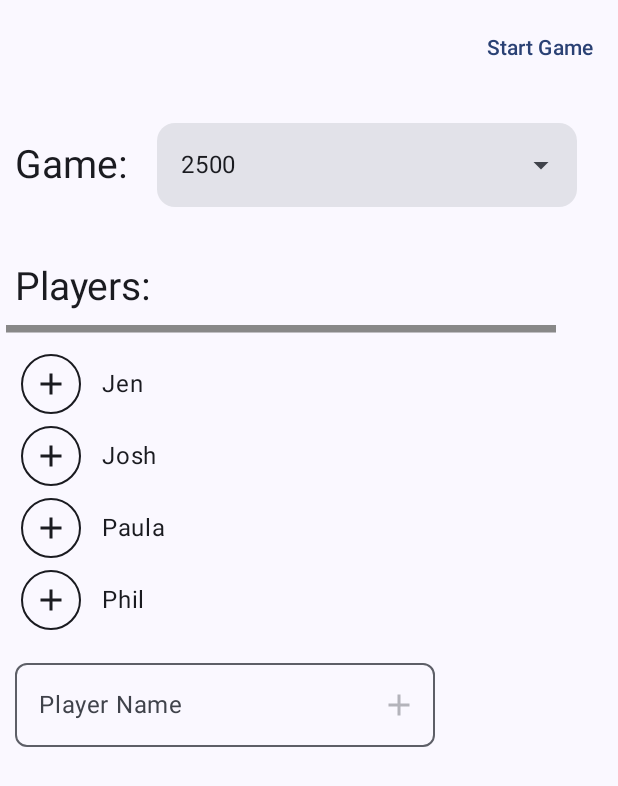
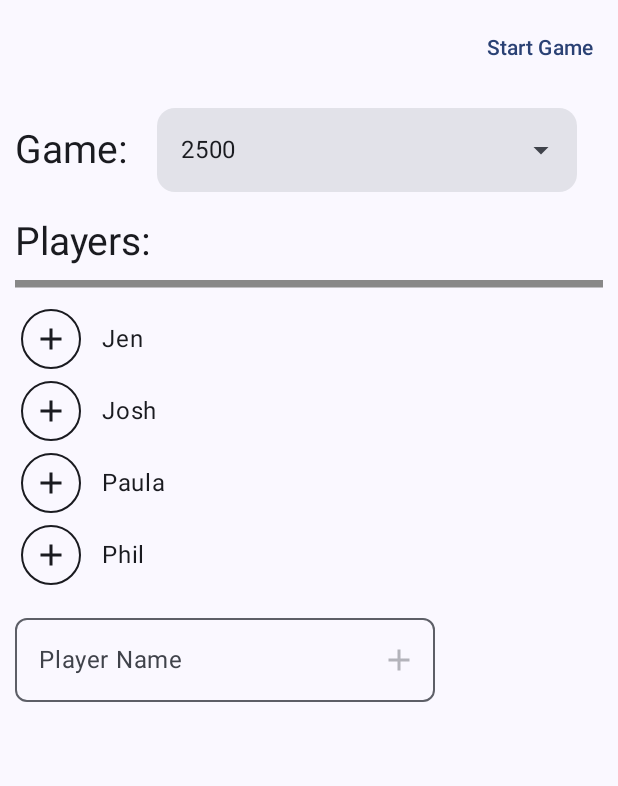
Before and after one commit to hawjo01/GameScore, an Android app built with Jetpack Compose: the screen it shows after launch (MainActivity), on a phone screen of 412 x 824 dp. Shown: the top 786 px of the screen. Run offline under Robolectric (Android 15) with nearby library versions, the phone set to English and light mode, and no system bars.

Commit message:
Minor layout updates (#30)

```diff
--- a/app/src/main/java/net/hawkins/gamescore/ui/GameSetup.kt
+++ b/app/src/main/java/net/hawkins/gamescore/ui/GameSetup.kt
@@ -60,7 +60,7 @@ fun GameSetup(gameViewModel: GameViewModel) {
     {
         Row(
             verticalAlignment = Alignment.CenterVertically,
-            modifier = Modifier.padding(10.dp)
+            modifier = Modifier.padding(start = 10.dp)
         ) {
             Text(
                 text = stringResource(R.string.game) + ":",
@@ -71,7 +71,7 @@ fun GameSetup(gameViewModel: GameViewModel) {
         }
 
         Row(
-            modifier = Modifier.padding(10.dp)
+            modifier = Modifier.padding(start = 10.dp)
         ) {
             Text(
                 text = stringResource(R.string.players) + ":",
@@ -105,13 +105,17 @@ fun GameSetup(gameViewModel: GameViewModel) {
                 }
             }
         }
+        Row(
+            horizontalArrangement = Arrangement.Center,
+            modifier = Modifier.fillMaxWidth()
+        ) {
             HorizontalDivider(
                 modifier = Modifier
-                .fillMaxWidth(.9f)
-                .padding(4.dp, bottom = 10.dp),
+                    .padding(all = 10.dp),
                 color = Color.Gray,
                 thickness = 5.dp
             )
+        }
         gameViewModel.getSavedPlayerNames().forEach { name ->
             Row(
                 modifier = Modifier.padding(horizontal = 10.dp),
@@ -213,7 +217,8 @@ fun ConfirmRemovePlayer(
 fun GameTypeDropdownMenu(
     gameViewModel: GameViewModel
 ) {
-    var expanded by remember { mutableStateOf(false)
+    var expanded by remember {
+        mutableStateOf(false)
     }
     ExposedDropdownMenuBox(
         expanded = expanded,
```
Lines whose indentation alone changed are shown as unchanged.
